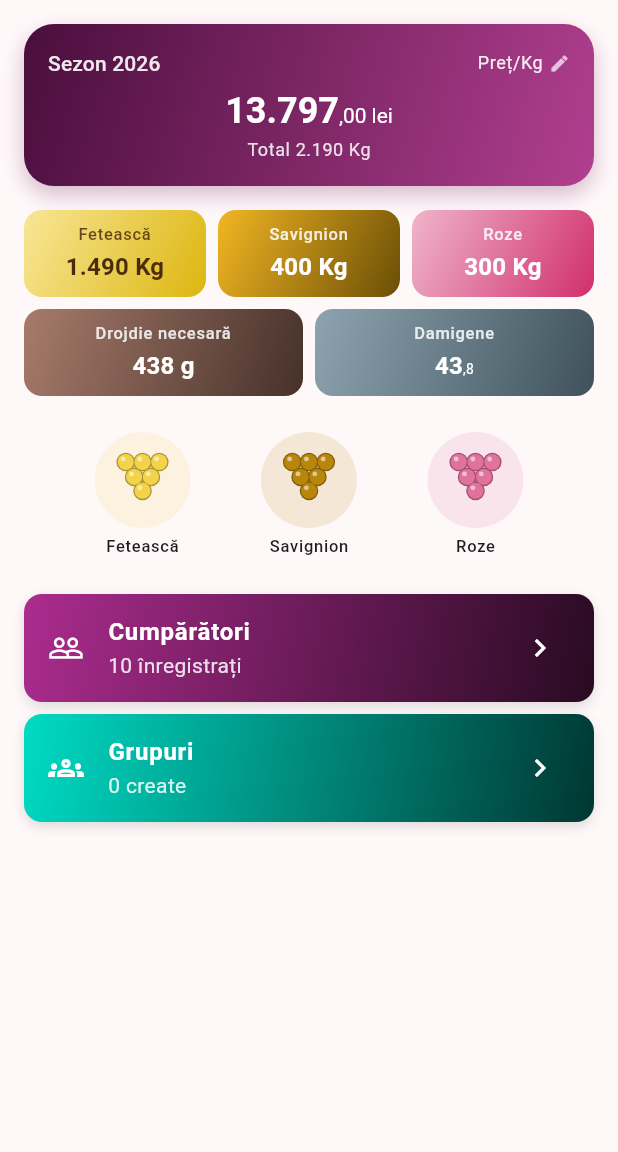
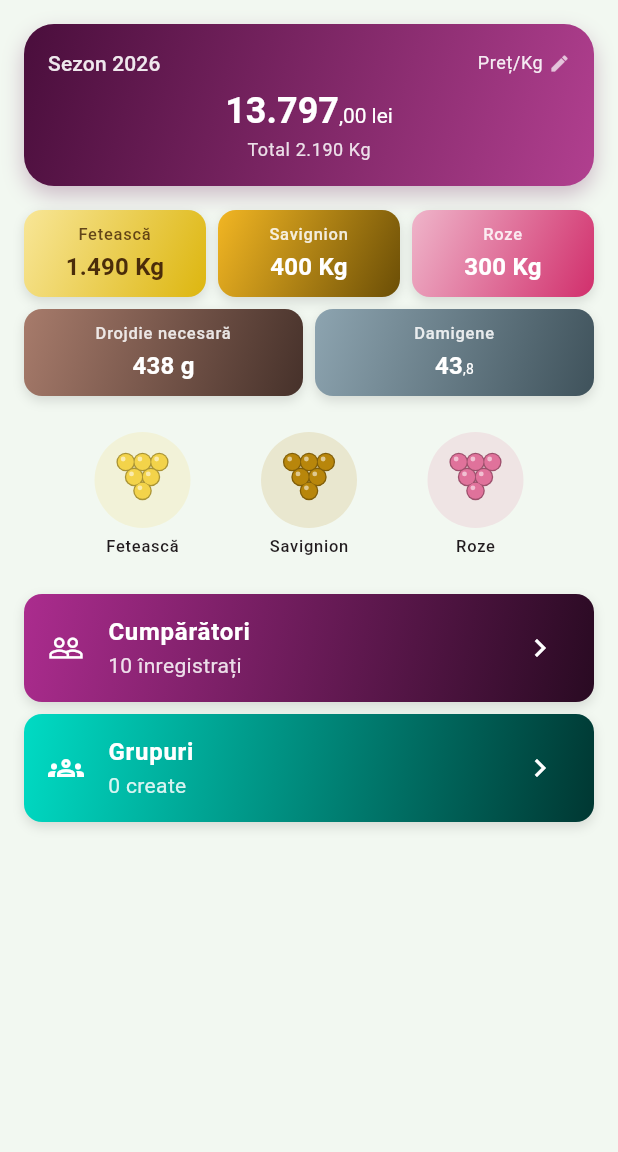
Before and after one commit to kappado2000/recolta, a Flutter app: the screen it shows after launch, on a phone screen of 412 x 824 dp, the part 84-1236 px from its top. Run offline on Flutter 3.47's test engine with Material 3 defaults, Android fonts, the phone set to English and light mode, and no system bars; our stand-ins replace hive_flutter; accounts and stored records are empty.

Commit message:
Fond verde deschis pe pagini; umbră pe toate cardurile
scaffoldBackgroundColor primește o tentă verde deschis (deschis/închis,
pt. light/dark theme). TotalChip, singurul card fără umbră, primește
acum același efect de umbră ca restul cardurilor din aplicație.

Co-Authored-By: Claude Sonnet 5 <noreply@anthropic.com>

```diff
--- a/lib/main.dart
+++ b/lib/main.dart
@@ -27,6 +27,7 @@ class RecoltaApp extends StatelessWidget {
         debugShowCheckedModeBanner: false,
         theme: ThemeData(
           colorScheme: ColorScheme.fromSeed(seedColor: const Color(0xFF6A1B58)),
+          scaffoldBackgroundColor: const Color(0xFFF2F8F1),
           useMaterial3: true,
         ),
         darkTheme: ThemeData(
@@ -34,6 +35,7 @@ class RecoltaApp extends StatelessWidget {
             seedColor: const Color(0xFF6A1B58),
             brightness: Brightness.dark,
           ),
+          scaffoldBackgroundColor: const Color(0xFF10180F),
           useMaterial3: true,
         ),
         home: const HomeScreen(),
--- a/lib/widgets/total_chip.dart
+++ b/lib/widgets/total_chip.dart
@@ -34,6 +34,13 @@ class TotalChip extends StatelessWidget {
       decoration: BoxDecoration(
         gradient: cardGradientFor(color),
         borderRadius: BorderRadius.circular(12),
+        boxShadow: [
+          BoxShadow(
+            color: Colors.black.withValues(alpha: 0.12),
+            blurRadius: 6,
+            offset: const Offset(0, 3),
+          ),
+        ],
       ),
       child: Column(
         crossAxisAlignment: CrossAxisAlignment.center,
```
